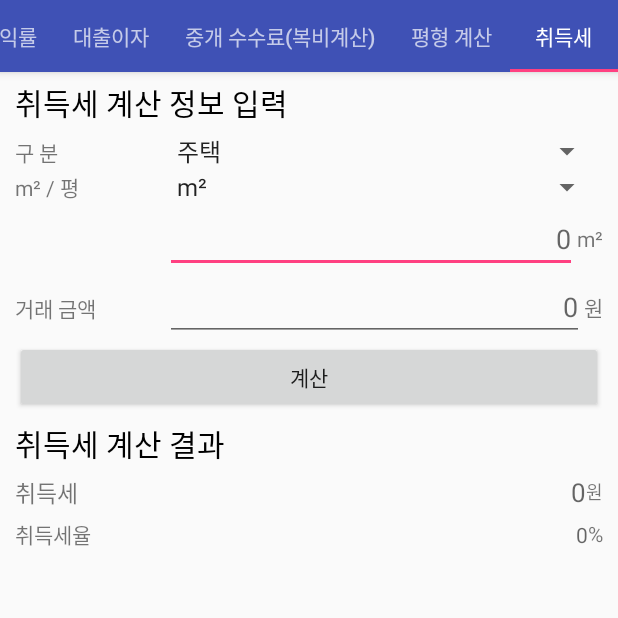
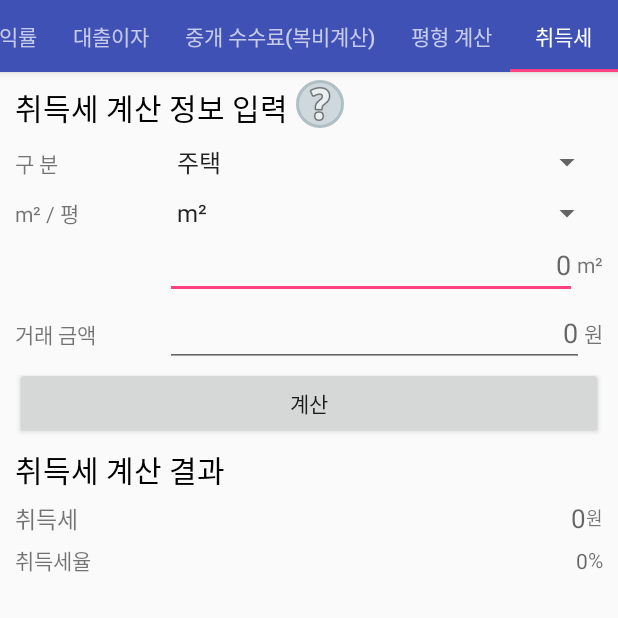
Before and after one commit to kgmhk/earningscalculator, an Android app: the screen it shows after launch (MainActivity), tab 5 chosen, on a phone screen of 412 x 824 dp, the top half of it. Run offline under Robolectric (Android 15) with nearby library versions, the phone set to English and light mode, and no system bars; our stand-ins replace AdMob; 1 statement that could not run was skipped.

Commit message:
[FEATURE]  - complete acquisition tax calculator  - upload app

```diff
--- a/app/build.gradle
+++ b/app/build.gradle
@@ -7,8 +7,8 @@ android {
         applicationId "com.gkwak.earningscalculator"
         minSdkVersion 15
         targetSdkVersion 24
-        versionCode 7
-        versionName "1.7"
+        versionCode 8
+        versionName "1.8"
         testInstrumentationRunner "android.support.test.runner.AndroidJUnitRunner"
     }
     buildTypes {
--- a/app/src/main/res/layout/activity_splash.xml
+++ b/app/src/main/res/layout/activity_splash.xml
@@ -11,11 +11,7 @@
         android:orientation="vertical"
         android:layout_width="match_parent"
         android:layout_height="match_parent"
-        android:layout_marginLeft="30dp"
-        android:layout_marginRight="30dp"
-        android:layout_marginTop="30dp"
         android:layout_weight="1"
-        android:layout_marginBottom="20dp"
         android:background="@mipmap/newsplash"></LinearLayout>
 
     <TextView
--- a/app/src/main/res/layout/fragment_acquisition_tax.xml
+++ b/app/src/main/res/layout/fragment_acquisition_tax.xml
@@ -38,13 +38,24 @@
                         android:textColor="@color/colorBlack"
                         android:textSize="20sp" />
 
+                    <ImageButton
+                        android:layout_width="wrap_content"
+                        android:layout_height="wrap_content"
+                        ads:srcCompat="@android:drawable/ic_menu_help"
+                        android:background="@drawable/help_btn_selector"
+                        android:layout_marginLeft="5dp"
+                        android:layout_marginRight="5dp"
+                        android:layout_marginBottom="5dp"
+                        android:id="@+id/acquisition_help_button" />
+
                 </LinearLayout>
 
                 <LinearLayout
                     android:orientation="horizontal"
                     android:layout_width="match_parent"
                     android:layout_height="match_parent"
-                    android:id="@+id/acquisition_type_layout">
+                    android:id="@+id/acquisition_type_layout"
+                    android:layout_marginBottom="10dp">
 
                     <TextView
                         android:layout_height="wrap_content"
@@ -101,7 +112,8 @@
                         android:id="@+id/acquisition_square_edit"
                         android:layout_weight="1"
                         android:gravity="right|center_vertical"
-                        android:hint="0" />
+                        android:hint="0"
+                        android:maxLength="10" />
 
                     <TextView
                         android:text="@string/currency"
@@ -132,7 +144,8 @@
                         android:id="@+id/acquisition_deal_price_edit"
                         android:layout_weight="1"
                         android:gravity="right|center_vertical"
-                        android:hint="0" />
+                        android:hint="0"
+                        android:maxLength="16" />
 
                     <TextView
                         android:text="@string/currency"
--- a/app/src/main/res/values/strings.xml
+++ b/app/src/main/res/values/strings.xml
@@ -62,6 +62,9 @@
     <string name="upper_limit_price_title">상한액</string>
     <string name="cal_commission_result_title">거래금액</string>
     <string name="cal_commission_btn">계산</string>
+    <string name="commission_dealing_price_warning_toast">거래 금액을 입력해주세요.</string>
+    <string name="commission_deposit_price_warning_toast">보증금액을 입력해주세요.</string>
+    <string name="commission_monthly_price_warning_toast">월세액을 입력해주세요.</string>
 
     <string name="row_title_no">No</string>
     <string name="row_title_repayment">상환금</string>
@@ -95,6 +98,9 @@
     <string name="cal_acquisition_rate_text">취득세율</string>
     <string name="acquisition_dealing_price_warning_toast">거래금액을 입력해주세요.</string>
     <string name="acquisition_square_warning_toast">주택 크기를 입력하세요.</string>
+    <string name="acquisition_help_title">취득세 계산</string>
+    <string name="acquisition_help_detail1">취득세 계산은 부동산 취득세 요율에 따라 계산됩니다.</string>
+    <string name="acquisition_help_detail2">정확한 세율은 126 국세청을 이용해주세요.</string>
 
     <!-- -
         This is an ad unit ID for a banner test ad. Replace with your own banner ad unit id.
```
Also changed, not shown: app/src/main/java/com/gkwak/earningscalculator/fragments/AcquisitionTaxFragment.java (+64 -12 lines), app/src/main/java/com/gkwak/earningscalculator/fragments/CommissionFragment.java (+27 -0 lines), app/src/main/java/com/gkwak/earningscalculator/utils/Text.java (added, +11 -0 lines), app/src/main/res/layout/fragment_commission.xml (+6 -3 lines), app/src/main/res/layout/fragment_earnings.xml (+10 -5 lines), app/src/main/res/layout/fragment_interest.xml (+6 -3 lines).
